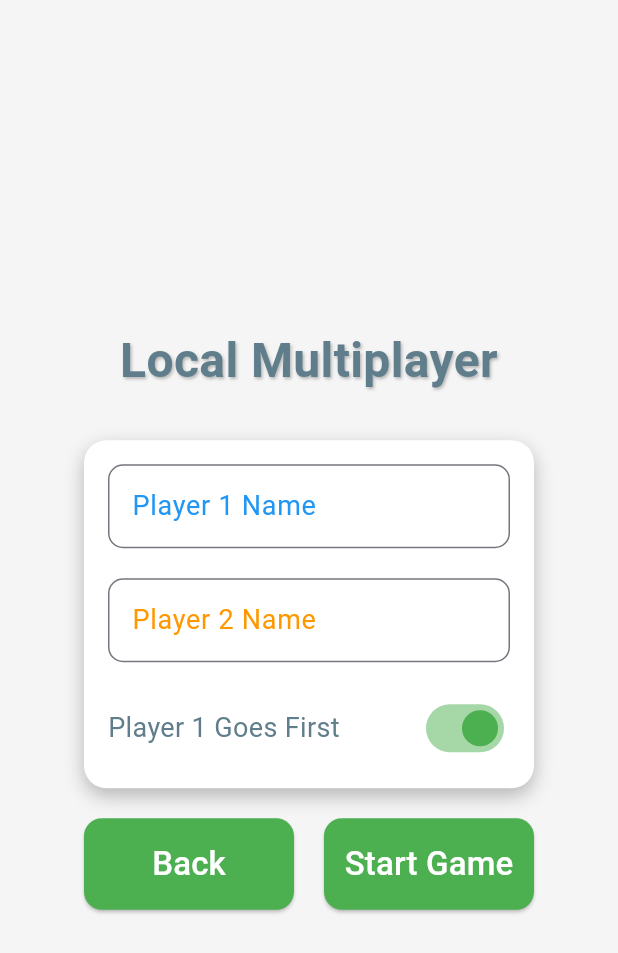
After one commit to Poochie18/2-Players-6-Cups, a Flutter app: the screen it shows after launch, after a tap on "Two Players", on a phone screen of 412 x 824 dp. The commit adds this screen. Shown: the top 953 px of the screen. Run offline on Flutter 3.47's test engine with Material 3 defaults, Android fonts, the phone set to English and light mode, and no system bars; our stand-ins replace shared_preferences.

Commit message:
adde 1vs1 mode

```diff
--- /dev/null
+++ b/lib/screens/local_multiplayer_setup.dart
@@ -0,0 +1,166 @@
+import 'package:flutter/material.dart';
+import 'package:shared_preferences/shared_preferences.dart';
+import 'package:two_players_six_cups/styles/text_styles.dart';
+
+class LocalMultiplayerSetup extends StatefulWidget {
+  @override
+  _LocalMultiplayerSetupState createState() => _LocalMultiplayerSetupState();
+}
+
+class _LocalMultiplayerSetupState extends State<LocalMultiplayerSetup> {
+  final TextEditingController _player1Controller = TextEditingController();
+  final TextEditingController _player2Controller = TextEditingController();
+  bool _isLoading = true;
+  bool _player1GoesFirst = true;
+
+  @override
+  void initState() {
+    super.initState();
+    _loadSettings();
+  }
+
+  Future<void> _loadSettings() async {
+    final prefs = await SharedPreferences.getInstance();
+    if (mounted) {
+      setState(() {
+        _player1Controller.text = prefs.getString('playerName') ?? 'Player 1';
+        _player2Controller.text = prefs.getString('player2Name') ?? 'Player 2';
+        _player1GoesFirst = prefs.getBool('playerGoesFirst') ?? true;
+        _isLoading = false;
+      });
+    }
+  }
+
+  Future<void> _savePlayer2Name() async {
+    final prefs = await SharedPreferences.getInstance();
+    await prefs.setString('player2Name', _player2Controller.text.trim());
+  }
+
+  @override
+  void dispose() {
+    _player1Controller.dispose();
+    _player2Controller.dispose();
+    super.dispose();
+  }
+
+  @override
+  Widget build(BuildContext context) {
+    return Scaffold(
+      backgroundColor: Colors.grey[100]!,
+      body: Center(
+        child: _isLoading
+            ? CircularProgressIndicator(color: Colors.green)
+            : Column(
+                mainAxisAlignment: MainAxisAlignment.center,
+                children: [
+                  Container(
+                    width: double.infinity,
+                    alignment: Alignment.center,
+                    child: Text(
+                      'Local Multiplayer',
+                      style: AppTextStyles.screenTitle,
+                      textAlign: TextAlign.center,
+                    ),
+                  ),
+                  SizedBox(height: 30),
+                  Container(
+                    padding: EdgeInsets.all(16),
+                    width: 300,
+                    decoration: BoxDecoration(
+                      color: Colors.white,
+                      borderRadius: BorderRadius.circular(15),
+                      boxShadow: [BoxShadow(color: Colors.black26, blurRadius: 10, offset: Offset(0, 5))],
+                    ),
+                    child: Column(
+                      children: [
+                        TextField(
+                          controller: _player1Controller,
+                          decoration: InputDecoration(
+                            labelText: 'Player 1 Name',
+                            labelStyle: TextStyle(color: Colors.blue, fontSize: 18),
+                            border: OutlineInputBorder(borderRadius: BorderRadius.circular(10)),
+                          ),
+                        ),
+                        SizedBox(height: 20),
+                        TextField(
+                          controller: _player2Controller,
+                          decoration: InputDecoration(
+                            labelText: 'Player 2 Name',
+                            labelStyle: TextStyle(color: Colors.orange, fontSize: 18),
+                            border: OutlineInputBorder(borderRadius: BorderRadius.circular(10)),
+                          ),
+                        ),
+                        SizedBox(height: 20),
+                        Row(
+                          mainAxisAlignment: MainAxisAlignment.spaceBetween,
+                          children: [
+                            Text(
+                              'Player 1 Goes First',
+                              style: AppTextStyles.settingsLabel,
+                            ),
+                            Switch(
+                              value: _player1GoesFirst,
+                              onChanged: (value) {
+                                setState(() {
+                                  _player1GoesFirst = value;
+                                });
+                              },
+                              activeColor: Colors.green,
+                            ),
+                          ],
+                        ),
+                      ],
+                    ),
+                  ),
+                  SizedBox(height: 20),
+                  Row(
+                    mainAxisAlignment: MainAxisAlignment.center,
+                    children: [
+                      SizedBox(
+                        width: 140,
+                        child: ElevatedButton(
+                          onPressed: () => Navigator.pop(context),
+                          child: Text('Back', style: AppTextStyles.buttonText),
+                          style: ElevatedButton.styleFrom(
+                            padding: EdgeInsets.symmetric(vertical: 15),
+                            backgroundColor: Colors.green,
+                            shape: RoundedRectangleBorder(borderRadius: BorderRadius.circular(12)),
+                          ),
+                        ),
+                      ),
+                      SizedBox(width: 20),
+                      SizedBox(
+                        width: 140,
+                        child: ElevatedButton(
+                          onPressed: () {
+                            // Сохраняем имя второго игрока
+                            _savePlayer2Name();
+
+                            // Передаем параметры в игровой экран
+                            Navigator.pushNamed(
+                              context,
+                              '/game',
+                              arguments: {
+                                'gameMode': 'local_multiplayer',
+                                'player1Name': _player1Controller.text.trim(),
+                                'player2Name': _player2Controller.text.trim(),
+                                'player1GoesFirst': _player1GoesFirst,
+                              },
+                            );
+                          },
+                          child: Text('Start Game', style: AppTextStyles.buttonText),
+                          style: ElevatedButton.styleFrom(
+                            padding: EdgeInsets.symmetric(vertical: 15),
+                            backgroundColor: Colors.green,
+                            shape: RoundedRectangleBorder(borderRadius: BorderRadius.circular(12)),
+                          ),
+                        ),
+                      ),
+                    ],
+                  ),
+                ],
+              ),
+      ),
+    );
+  }
+}
--- a/lib/screens/main_menu.dart
+++ b/lib/screens/main_menu.dart
@@ -37,8 +37,21 @@ class MainMenu extends StatelessWidget {
             SizedBox(
               width: 200,
               child: ElevatedButton(
+                onPressed: () => Navigator.pushNamed(context, '/local_multiplayer'),
+                child: Text('Two Players', style: AppTextStyles.buttonText),
+                style: ElevatedButton.styleFrom(
+                  padding: EdgeInsets.symmetric(horizontal: 30, vertical: 15),
+                  backgroundColor: Colors.green,
+                  shape: RoundedRectangleBorder(borderRadius: BorderRadius.circular(12)),
+                ),
+              ),
+            ),
+            SizedBox(height: 10),
+            SizedBox(
+              width: 200,
+              child: ElevatedButton(
                 onPressed: () => Navigator.pushNamed(context, '/multiplayer'),
-                child: Text('Multiplayer', style: AppTextStyles.buttonText),
+                child: Text('Online', style: AppTextStyles.buttonText),
                 style: ElevatedButton.styleFrom(
                   padding: EdgeInsets.symmetric(horizontal: 30, vertical: 15),
                   backgroundColor: Colors.green,
```
Also changed, not shown: lib/main.dart (+37 -1 lines), lib/screens/game_screen.dart (+172 -139 lines).
